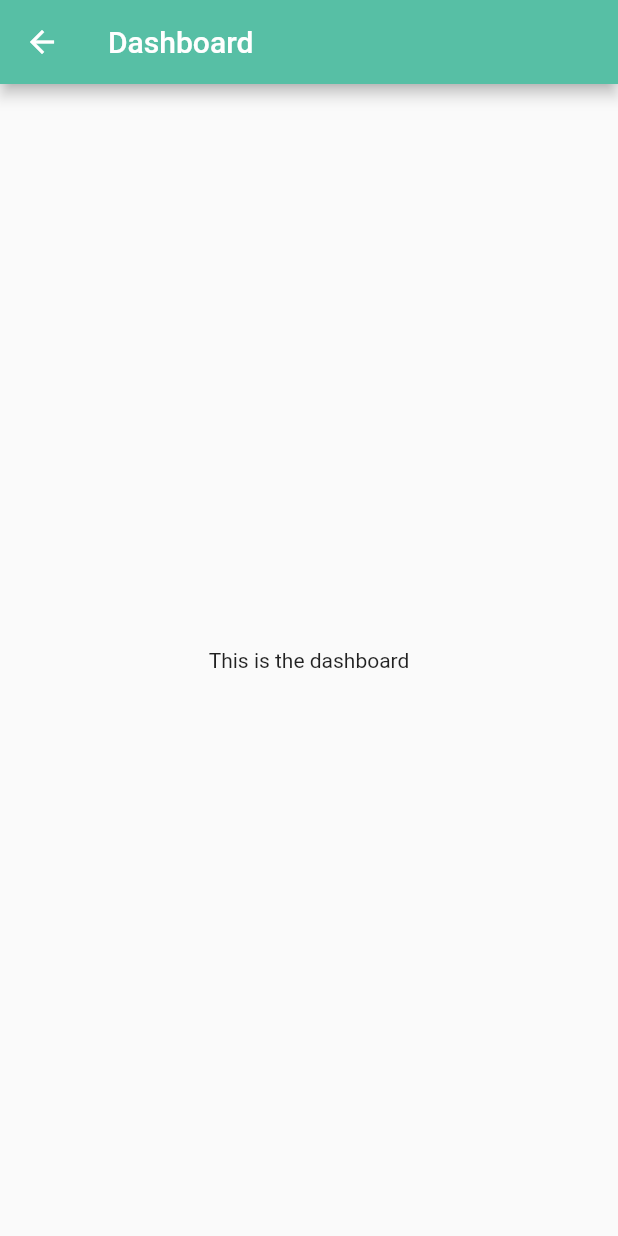
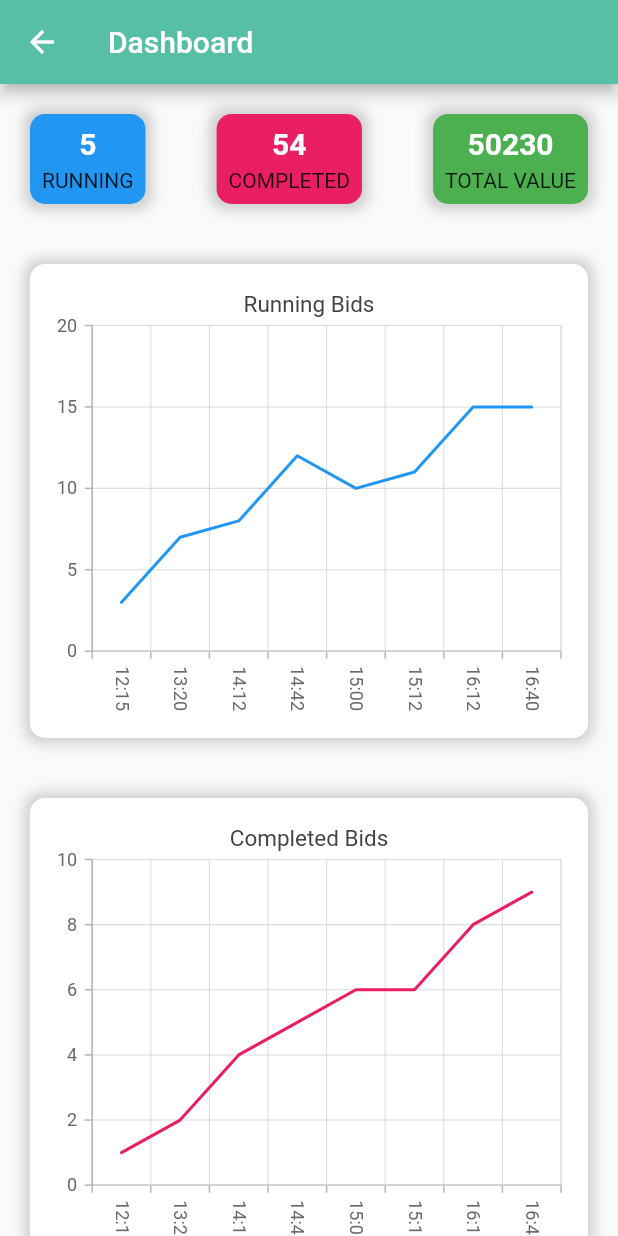
Before and after one commit to md-siam/nilam, a Flutter app: the DashboardPage screen opened by its route, on a phone screen of 412 x 824 dp. Run offline on Flutter 3.47's test engine with Material 2 defaults, Android fonts, the light colour scheme and no system bars; our stand-ins replace flutter_swiper_null_safety, font_awesome_flutter, get, google_sign_in, syncfusion_flutter_charts.

Commit message:
done with dashboard ui

```diff
--- /dev/null
+++ b/lib/controllers/dashboard_controller.dart
@@ -0,0 +1,116 @@
+import 'package:flutter/material.dart';
+import 'package:syncfusion_flutter_charts/charts.dart';
+
+class BidData {
+  BidData(this.time, this.num);
+  final String time;
+  final int num;
+}
+
+class AmountData {
+  AmountData(this.time, this.value);
+  final String time;
+  final int value;
+}
+
+class RunningBidsChart extends StatelessWidget {
+  const RunningBidsChart({
+    Key key,
+  }) : super(key: key);
+
+  @override
+  Widget build(BuildContext context) {
+    return SfCartesianChart(
+      title: ChartTitle(text: "Running Bids"),
+      primaryXAxis: CategoryAxis(
+        labelRotation: 90,
+      ),
+      series: <ChartSeries>[
+        LineSeries<BidData, String>(
+          color: Colors.blue,
+          dataSource: [
+            // Bind data source
+            BidData('12:15', 3),
+            BidData('13:20', 7),
+            BidData('14:12', 8),
+            BidData('14:42', 12),
+            BidData('15:00', 10),
+            BidData('15:12', 11),
+            BidData('16:12', 15),
+            BidData('16:40', 15)
+          ],
+          xValueMapper: (BidData sales, _) => sales.time,
+          yValueMapper: (BidData sales, _) => sales.num,
+        ),
+      ],
+    );
+  }
+}
+
+class CompletedBidsChart extends StatelessWidget {
+  const CompletedBidsChart({
+    Key key,
+  }) : super(key: key);
+
+  @override
+  Widget build(BuildContext context) {
+    return SfCartesianChart(
+      title: ChartTitle(text: "Completed Bids"),
+      primaryXAxis: CategoryAxis(
+        labelRotation: 90,
+      ),
+      series: <ChartSeries>[
+        LineSeries<BidData, String>(
+          color: Colors.pink,
+          dataSource: [
+            // Bind data source
+            BidData('12:15', 1),
+            BidData('13:20', 2),
+            BidData('14:12', 4),
+            BidData('14:42', 5),
+            BidData('15:00', 6),
+            BidData('15:12', 6),
+            BidData('16:12', 8),
+            BidData('16:40', 9)
+          ],
+          xValueMapper: (BidData sales, _) => sales.time,
+          yValueMapper: (BidData sales, _) => sales.num,
+        ),
+      ],
+    );
+  }
+}
+
+class TotalAmountChart extends StatelessWidget {
+  const TotalAmountChart({
+    Key key,
+  }) : super(key: key);
+
+  @override
+  Widget build(BuildContext context) {
+    return SfCartesianChart(
+      title: ChartTitle(text: "Total Amount (BDT)"),
+      primaryXAxis: CategoryAxis(
+        labelRotation: 90,
+      ),
+      series: <ChartSeries>[
+        LineSeries<AmountData, String>(
+          color: Colors.green,
+          dataSource: [
+            // Bind data source
+            AmountData('12:15', 10000),
+            AmountData('13:20', 10323),
+            AmountData('14:12', 20132),
+            AmountData('14:42', 33421),
+            AmountData('15:00', 34542),
+            AmountData('15:12', 40192),
+            AmountData('16:12', 49123),
+            AmountData('16:40', 50230)
+          ],
+          xValueMapper: (AmountData sales, _) => sales.time,
+          yValueMapper: (AmountData sales, _) => sales.value,
+        ),
+      ],
+    );
+  }
+}
--- a/lib/main.dart
+++ b/lib/main.dart
@@ -45,11 +45,11 @@ class MyApp extends StatelessWidget {
             transition: Transition.cupertino),
         GetPage(
             name: '/dashboard',
-            page: () => DashboardPage(),
+            page: () => const DashboardPage(),
             transition: Transition.cupertino),
         GetPage(
             name: '/blank',
-            page: () => BlankPage(),
+            page: () => const BlankPage(),
             transition: Transition.cupertino),
       ],
     );
--- a/lib/views/dashboard_page.dart
+++ b/lib/views/dashboard_page.dart
@@ -1,9 +1,12 @@
 import 'package:flutter/material.dart';
 
 import '../const/const_colors.dart';
+import '../controllers/dashboard_controller.dart';
 
 class DashboardPage extends StatelessWidget {
   const DashboardPage({Key key}) : super(key: key);
+  static const TextStyle stats = TextStyle(
+      fontWeight: FontWeight.bold, fontSize: 20.0, color: Colors.white);
 
   @override
   Widget build(BuildContext context) {
@@ -11,16 +14,104 @@ class DashboardPage extends StatelessWidget {
       appBar: AppBar(
         backgroundColor: primaryAppBarColor,
         title: const Text("Dashboard"),
-        //iconTheme: const IconThemeData(color: Colors.black),
       ),
-      body: Column(
-        mainAxisAlignment: MainAxisAlignment.center,
-        children: const [
-          Center(
-            child: Text('This is the dashboard'),
+      body: ListView(
+        children: [
+          Padding(
+            padding: const EdgeInsets.all(20.0),
+            child: Row(
+              mainAxisAlignment: MainAxisAlignment.spaceBetween,
+              children: [
+                buildContainer(5, "running", Colors.blue),
+                buildContainer(54, "completed", Colors.pink),
+                buildContainer(50230, "total value", Colors.green),
+              ],
+            ),
+          ),
+          Padding(
+            padding: const EdgeInsets.all(20.0),
+            child: Container(
+              padding: const EdgeInsets.all(8.0),
+              decoration: BoxDecoration(
+                borderRadius: BorderRadius.circular(10.0),
+                color: Colors.white,
+                boxShadow: [
+                  BoxShadow(
+                    color: Colors.grey.withOpacity(0.5),
+                    spreadRadius: 3,
+                    blurRadius: 7,
+                  ),
+                ],
+              ),
+              child: const RunningBidsChart(),
+            ),
+          ),
+          Padding(
+            padding: const EdgeInsets.all(20.0),
+            child: Container(
+              padding: const EdgeInsets.all(8.0),
+              decoration: BoxDecoration(
+                borderRadius: BorderRadius.circular(10.0),
+                color: Colors.white,
+                boxShadow: [
+                  BoxShadow(
+                    color: Colors.grey.withOpacity(0.5),
+                    spreadRadius: 3,
+                    blurRadius: 7,
+                  ),
+                ],
+              ),
+              child: const CompletedBidsChart(),
+            ),
+          ),
+          Padding(
+            padding: const EdgeInsets.all(20.0),
+            child: Container(
+              padding: const EdgeInsets.all(8.0),
+              decoration: BoxDecoration(
+                borderRadius: BorderRadius.circular(10.0),
+                color: Colors.white,
+                boxShadow: [
+                  BoxShadow(
+                    color: Colors.grey.withOpacity(0.5),
+                    spreadRadius: 3,
+                    blurRadius: 7,
+                  ),
+                ],
+              ),
+              child: const TotalAmountChart(),
+            ),
           )
         ],
       ),
     );
   }
+
+  Container buildContainer(int value, String type, Color color) {
+    return Container(
+      padding: const EdgeInsets.all(8.0),
+      decoration: BoxDecoration(
+        borderRadius: BorderRadius.circular(10.0),
+        color: color,
+        boxShadow: [
+          BoxShadow(
+            color: Colors.grey.withOpacity(0.5),
+            spreadRadius: 4,
+            blurRadius: 7,
+          ),
+        ],
+      ),
+      child: Column(
+        mainAxisAlignment: MainAxisAlignment.center,
+        children: [
+          Text(
+            "$value",
+            style: stats,
+          ),
+          const SizedBox(height: 5.0),
+          Text(type.toUpperCase()),
+        ],
+      ),
+    );
+  }
 }
--- a/pubspec.yaml
+++ b/pubspec.yaml
@@ -34,12 +34,14 @@ dependencies:
   cupertino_icons: ^1.0.2
   # For accessing FontAwesome icons
   font_awesome_flutter: ^9.2.0
+  # For drawing charts
+  syncfusion_flutter_charts: ^19.3.56
   # For swiping effects
   flutter_swiper_null_safety: ^1.0.2
+  # For Statementing
+  get: ^4.3.8
   # For signing in with Gmail account
   google_sign_in: ^5.2.1
-  # For Statementing
-  get: ^4.3.8
 
 dev_dependencies:
   flutter_test:
```
Also changed, not shown: pubspec.lock.
